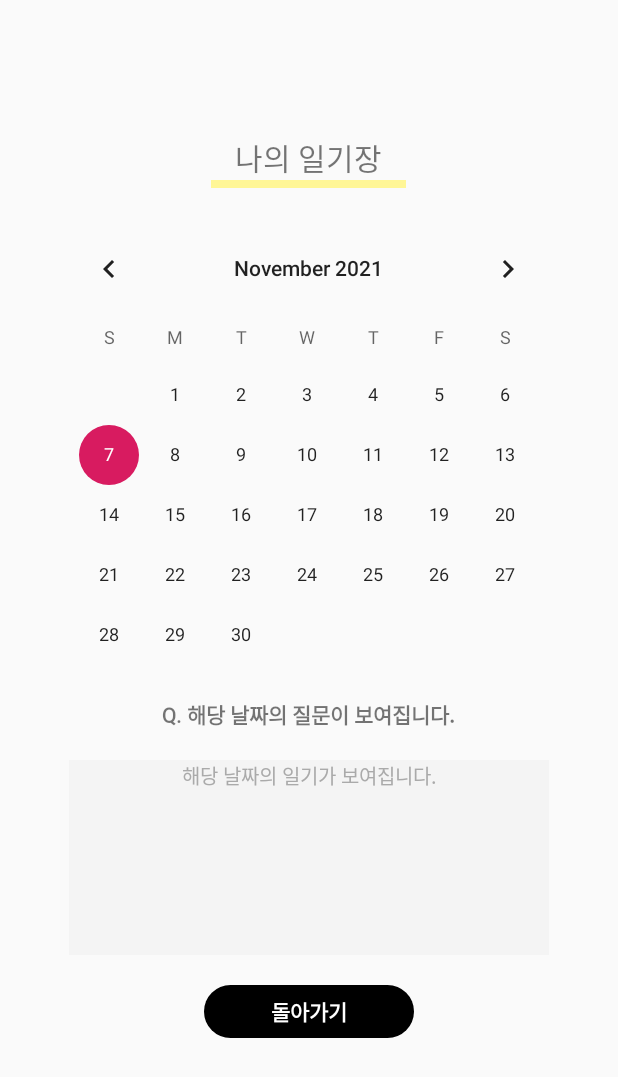
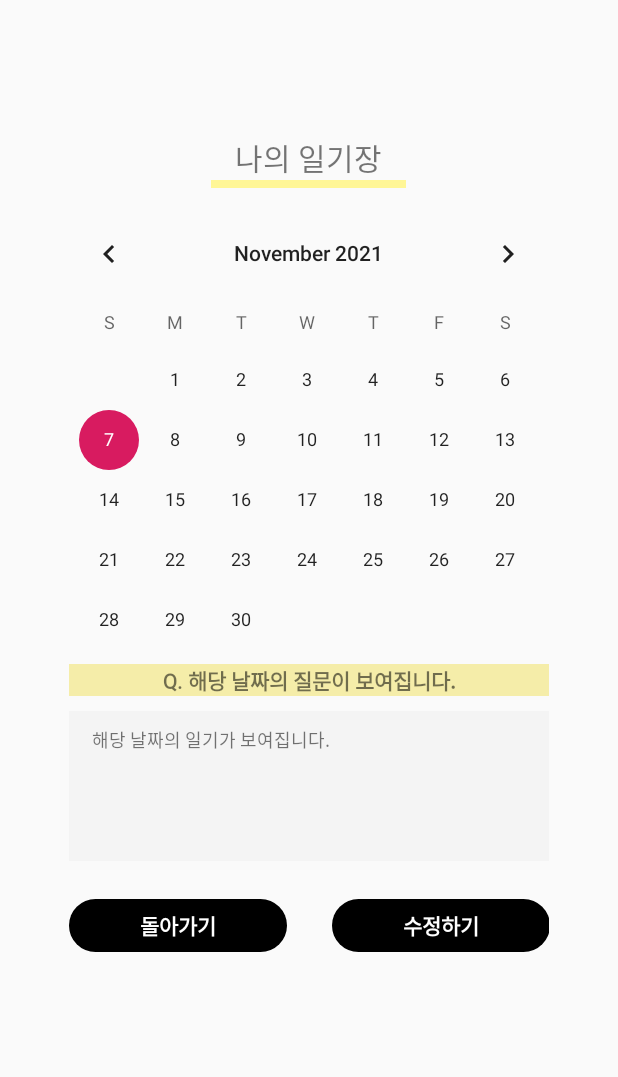
Before and after one commit to minjung03/SWchallenge_ToDa, an Android app: the MainMenu screen opened directly, with no data from a screen before it, after a tap on "나의 일기장", on a phone screen of 412 x 824 dp. Shown: the top 1077 px of the screen. Run offline under Robolectric (Android 15) with nearby library versions, the phone set to English and light mode, and no system bars; plain views replace MaterialCalendarView; 1 statement that could not run was skipped.

Commit message:
(민정) 11/07 커밋

```diff
--- a/app/build.gradle
+++ b/app/build.gradle
@@ -7,8 +7,8 @@ android {
         applicationId "com.cookandroid.to_da_project"
         minSdkVersion 16
         targetSdkVersion 30
-        versionCode 2
-        versionName "2.0"
+        versionCode 3
+        versionName "3.0"
         testInstrumentationRunner "androidx.test.runner.AndroidJUnitRunner"
     }
     buildTypes {
--- a/app/src/main/java/com/cookandroid/to_da_project/ListActivity.java
+++ b/app/src/main/java/com/cookandroid/to_da_project/ListActivity.java
@@ -14,7 +14,7 @@ public class ListActivity extends AppCompatActivity {
     ArrayList<List> listArray;
     List listitem;
 
-    Integer[] list_num = {0};
+    String[] list_num = {"0"};
     String[] list_value = {"안드로이드 프로젝트 하기"};
 
     @Override
--- a/app/src/main/java/com/cookandroid/to_da_project/Login.java
+++ b/app/src/main/java/com/cookandroid/to_da_project/Login.java
@@ -23,7 +23,6 @@ public class Login extends AppCompatActivity {
 
     String loginID, loginPW;
     String strName, strID, strPW;
-
 
     private BackDoubleClick backDoubleClick;
 
--- a/app/src/main/java/com/cookandroid/to_da_project/MainMenu.java
+++ b/app/src/main/java/com/cookandroid/to_da_project/MainMenu.java
@@ -14,8 +14,6 @@ public class MainMenu extends AppCompatActivity {
 
     ImageView imgView_setting;
     LinearLayout Linear_diary, Linear_calendar ,Linear_todoList;
-
-    User user;
 
     protected void onCreate(@Nullable Bundle savedInstanceState) {
         super.onCreate(savedInstanceState);
@@ -76,8 +74,8 @@ public class MainMenu extends AppCompatActivity {
         Linear_todoList.setOnClickListener(new View.OnClickListener() {
             @Override
             public void onClick(View v) {
-                Intent intent = new Intent(getApplicationContext(), TodoList.class);
-                // Intent intent = new Intent(getApplicationContext(), ListActivity.class);
+                // Intent intent = new Intent(getApplicationContext(), TodoList.class);
+                 Intent intent = new Intent(getApplicationContext(), ListActivity.class);
                 startActivity(intent);
 
                 overridePendingTransition(R.anim.fadein, R.anim.fadeout);
--- a/app/src/main/java/com/cookandroid/to_da_project/TodayQuestion.java
+++ b/app/src/main/java/com/cookandroid/to_da_project/TodayQuestion.java
@@ -17,8 +17,6 @@ public class TodayQuestion extends AppCompatActivity {
 
     Button btnBackMenu, btnSumit;
     TextView TextView_Nickname;
-
-    User user;
 
     protected void onCreate(@Nullable Bundle savedInstanceState) {
         super.onCreate (savedInstanceState);
--- a/app/src/main/res/layout/join.xml
+++ b/app/src/main/res/layout/join.xml
@@ -49,7 +49,7 @@
             android:maxLength="3"
             android:layout_width="match_parent"
             android:layout_height="wrap_content"
-            android:background="#E7E6E6"
+            android:background="@drawable/edittext_style"
             android:layout_marginBottom="5dp"
             android:padding="3dp"
             android:id="@+id/Ed_JoinName"/>
@@ -73,7 +73,7 @@
             android:maxLength="15"
             android:layout_width="match_parent"
             android:layout_height="wrap_content"
-            android:background="#E7E6E6"
+            android:background="@drawable/edittext_style"
             android:layout_marginBottom="5dp"
             android:padding="3dp"
             android:id="@+id/Ed_JoinID"/>
@@ -97,7 +97,7 @@
             android:maxLength="15"
             android:layout_width="match_parent"
             android:layout_height="wrap_content"
-            android:background="#E7E6E6"
+            android:background="@drawable/edittext_style"
             android:padding="3dp"
             android:layout_marginBottom="5dp"
             android:id="@+id/Ed_JoinPW"/>
--- a/app/src/main/res/layout/login.xml
+++ b/app/src/main/res/layout/login.xml
@@ -34,7 +34,7 @@
         <EditText
             android:layout_width="match_parent"
             android:layout_height="wrap_content"
-            android:background="#E7E6E6"
+            android:background="@drawable/edittext_style"
             android:layout_marginBottom="5dp"
             android:padding="3dp"
             android:id="@+id/Ed_LoginID"/>
@@ -48,7 +48,7 @@
         <EditText
             android:layout_width="match_parent"
             android:layout_height="wrap_content"
-            android:background="#E7E6E6"
+            android:background="@drawable/edittext_style"
             android:padding="3dp"
             android:layout_marginBottom="5dp"
             android:id="@+id/Ed_LoginPW"/>
--- a/app/src/main/res/layout/main_menu_view.xml
+++ b/app/src/main/res/layout/main_menu_view.xml
@@ -7,9 +7,10 @@
         android:id="@+id/imgView_setting"
         android:layout_width="35dp"
         android:layout_height="35dp"
+        android:layout_gravity="right"
         android:src="@drawable/setting_icon"
         android:layout_marginTop="30dp"
-        android:layout_marginLeft="30dp" />
+        android:layout_marginRight="30dp" />
 
     <TextView
         android:layout_width="wrap_content"
--- a/app/src/main/res/layout/setting.xml
+++ b/app/src/main/res/layout/setting.xml
@@ -24,7 +24,7 @@
     <LinearLayout
         android:layout_width="300dp"
         android:layout_height="65dp"
-        android:layout_marginTop="45dp"
+        android:layout_marginTop="55dp"
         android:layout_marginLeft="60dp"
         android:orientation="horizontal">
         <TextView
--- a/app/src/main/res/layout/setting_idpass_change.xml
+++ b/app/src/main/res/layout/setting_idpass_change.xml
@@ -40,7 +40,7 @@
         <EditText
             android:layout_width="200dp"
             android:layout_height="wrap_content"
-            android:background="#E7E6E6"
+            android:background="@drawable/edittext_style"
             android:layout_marginBottom="5dp"
             android:padding="3dp"
             android:id="@+id/Ed_new_id"/>
@@ -61,7 +61,7 @@
         <EditText
             android:layout_width="200dp"
             android:layout_height="wrap_content"
-            android:background="#E7E6E6"
+            android:background="@drawable/edittext_style"
             android:layout_gravity="right"
             android:layout_marginBottom="5dp"
             android:padding="3dp"
--- a/app/src/main/res/layout/setting_idpass_check.xml
+++ b/app/src/main/res/layout/setting_idpass_check.xml
@@ -56,7 +56,7 @@
         <EditText
             android:layout_width="200dp"
             android:layout_height="wrap_content"
-            android:background="#E7E6E6"
+            android:background="@drawable/edittext_style"
             android:layout_marginBottom="5dp"
             android:padding="3dp"
             android:id="@+id/Ed_Ex_id"/>
@@ -77,7 +77,7 @@
         <EditText
             android:layout_width="200dp"
             android:layout_height="wrap_content"
-            android:background="#E7E6E6"
+            android:background="@drawable/edittext_style"
             android:layout_gravity="right"
             android:layout_marginBottom="5dp"
             android:padding="3dp"
--- a/app/src/main/res/layout/setting_nickname_change.xml
+++ b/app/src/main/res/layout/setting_nickname_change.xml
@@ -41,7 +41,7 @@
             android:maxLength="3"
             android:layout_width="match_parent"
             android:layout_height="wrap_content"
-            android:background="#E7E6E6"
+            android:background="@drawable/edittext_style"
             android:layout_marginBottom="5dp"
             android:padding="3dp"
             android:id="@+id/ED_nickname_Change"/>
--- a/app/src/main/res/layout/setting_user_secession.xml
+++ b/app/src/main/res/layout/setting_user_secession.xml
@@ -40,7 +40,7 @@
         <EditText
             android:layout_width="200dp"
             android:layout_height="wrap_content"
-            android:background="#E7E6E6"
+            android:background="@drawable/edittext_style"
             android:layout_marginBottom="5dp"
             android:padding="3dp"
             android:id="@+id/Ed_Ex_id"/>
@@ -61,7 +61,7 @@
         <EditText
             android:layout_width="200dp"
             android:layout_height="wrap_content"
-            android:background="#E7E6E6"
+            android:background="@drawable/edittext_style"
             android:layout_gravity="right"
             android:layout_marginBottom="5dp"
             android:padding="3dp"
--- a/app/src/main/res/layout/today_list.xml
+++ b/app/src/main/res/layout/today_list.xml
@@ -17,9 +17,9 @@
         android:background="#FFF696"/>
 
     <CalendarView
-        android:layout_marginTop="20dp"
+        android:layout_marginTop="10dp"
         android:layout_width="350dp"
-        android:layout_height="310dp"
+        android:layout_height="290dp"
         android:layout_gravity="center"
         android:id="@+id/Calendar"/>
 
@@ -32,38 +32,68 @@
         app:mcv_showOtherDates="defaults" />-->
 
     <TextView
-        android:layout_width="wrap_content"
+        android:layout_width="320dp"
         android:layout_height="wrap_content"
         android:text="Q. 해당 날짜의 질문이 보여집니다."
         android:textStyle="bold"
         android:id="@+id/TextView_Question"
         android:layout_gravity="center"
-        android:layout_marginTop="10dp"/>
+        android:gravity="center"
+        android:background="#F5EDA9"
+        android:layout_marginTop="17dp"/>
 
 
-    <TextView
+    <FrameLayout
+        android:layout_marginTop="10dp"
+        android:layout_gravity="center"
+        android:layout_width="wrap_content"
+        android:layout_height="wrap_content">
+
+        <TextView
         android:layout_width="320dp"
-        android:layout_height="130dp"
+        android:layout_height="100dp"
         android:layout_gravity="center"
-        android:layout_marginTop="20dp"
-        android:id="@+id/TextView_list"
-        android:text="해당 날짜의 일기가 보여집니다."
         android:textColor="#AAAAAA"
         android:textSize="13sp"
         android:textAlignment="center"
         android:background="#F4F4F4"/>
 
+    <TextView
+        android:layout_marginTop="10dp"
+        android:layout_marginLeft="15dp"
+        android:id="@+id/TextView_list"
+        android:textSize="12sp"
+        android:layout_width="wrap_content"
+        android:layout_height="wrap_content"
+        android:text="해당 날짜의 일기가 보여집니다."/>
+
+    </FrameLayout>
+
+
+    <LinearLayout
+        android:layout_marginTop="25dp"
+        android:layout_width="320dp"
+        android:layout_height="wrap_content"
+        android:layout_gravity="center"
+        android:orientation="horizontal">
         <Button
-            android:id="@+id/btnBackMenu"
-            android:layout_width="140dp"
+            android:textStyle="bold"
+            android:layout_width="145dp"
+            android:layout_height="35dp"
+            android:text="돌아가기"
+            android:textColor="#FFFFFF"
+            android:id="@+id/btn_today_Back"
+            android:layout_marginRight="30dp"
+            android:background="@drawable/button_style"/>
+
+        <Button
+            android:id="@+id/btn_today_edit"
+            android:layout_width="145dp"
             android:layout_height="35dp"
             android:background="@drawable/button_style"
-            android:text="돌아가기"
-            android:layout_gravity="center"
-            android:layout_marginTop="20dp"
+            android:text="수정하기"
             android:textColor="#ffffff"
             android:textStyle="bold" />
-
-
+    </LinearLayout>
 
 </LinearLayout>
```
Also changed, not shown: app/src/main/java/com/cookandroid/to_da_project/Join.java (+0 -15 lines), app/src/main/java/com/cookandroid/to_da_project/List.java (+4 -4 lines), app/src/main/java/com/cookandroid/to_da_project/User.java (deleted, +0 -38 lines), app/src/main/res/drawable-v24/edittext_style.xml (added, +12 -0 lines), app/src/main/res/drawable-v24/menu_list.png (added).
